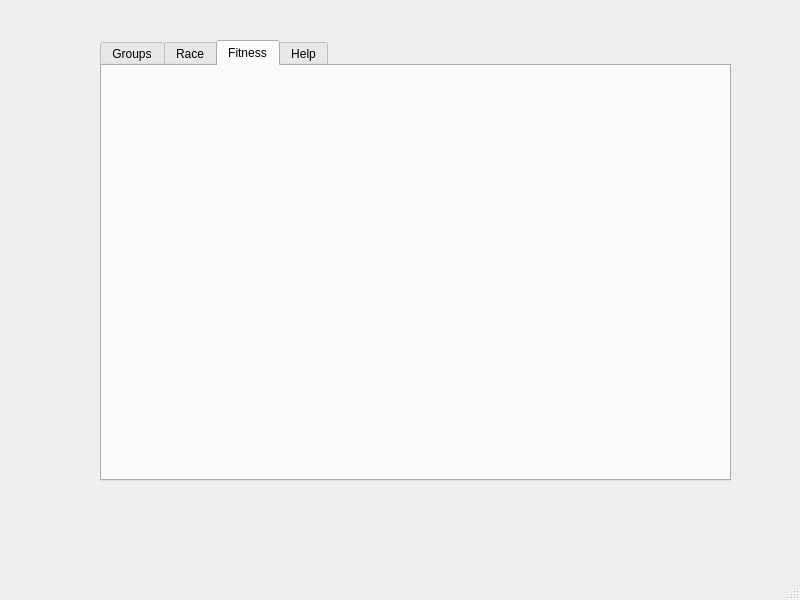
The window that GUI/main.ui (jpvanhal/Social-Sports) describes before a commit, drawn with Qt 5.
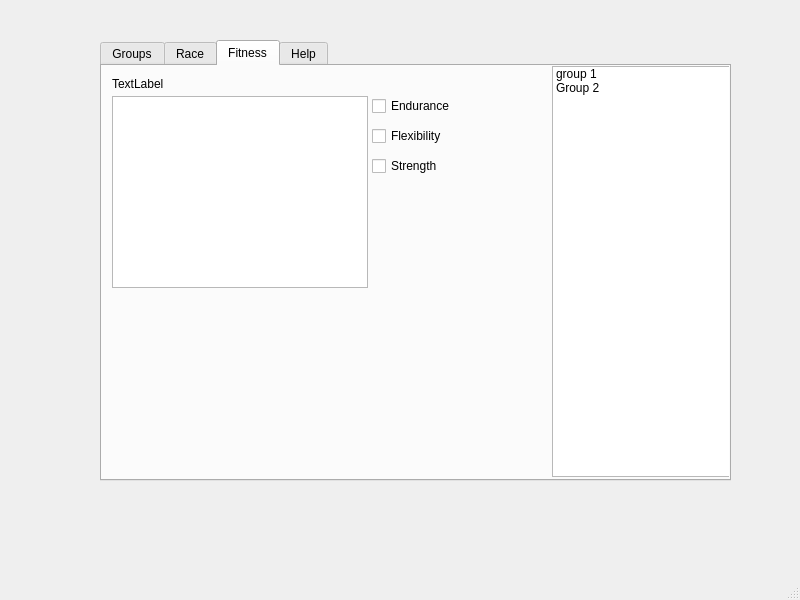
The same window after the commit. The open tabs and pages were chosen to show the change.

Commit message: some boxes added to the fitness tab

```diff
--- a/GUI/main.ui
+++ b/GUI/main.ui
@@ -208,6 +208,91 @@
      <attribute name="title">
       <string>Fitness</string>
      </attribute>
+     <widget class="QGraphicsView" name="graphicsView">
+      <property name="geometry">
+       <rect>
+        <x>10</x>
+        <y>30</y>
+        <width>256</width>
+        <height>192</height>
+       </rect>
+      </property>
+      <property name="interactive">
+       <bool>false</bool>
+      </property>
+     </widget>
+     <widget class="QLabel" name="label_6">
+      <property name="geometry">
+       <rect>
+        <x>10</x>
+        <y>10</y>
+        <width>62</width>
+        <height>16</height>
+       </rect>
+      </property>
+      <property name="text">
+       <string>TextLabel</string>
+      </property>
+     </widget>
+     <widget class="QCheckBox" name="checkBox">
+      <property name="geometry">
+       <rect>
+        <x>270</x>
+        <y>30</y>
+        <width>87</width>
+        <height>20</height>
+       </rect>
+      </property>
+      <property name="text">
+       <string>Endurance</string>
+      </property>
+     </widget>
+     <widget class="QCheckBox" name="checkBox_2">
+      <property name="geometry">
+       <rect>
+        <x>270</x>
+        <y>90</y>
+        <width>87</width>
+        <height>20</height>
+       </rect>
+      </property>
+      <property name="text">
+       <string>Strength</string>
+      </property>
+     </widget>
+     <widget class="QCheckBox" name="checkBox_3">
+      <property name="geometry">
+       <rect>
+        <x>270</x>
+        <y>60</y>
+        <width>87</width>
+        <height>20</height>
+       </rect>
+      </property>
+      <property name="text">
+       <string>Flexibility</string>
+      </property>
+     </widget>
+     <widget class="QListWidget" name="listWidget">
+      <property name="geometry">
+       <rect>
+        <x>450</x>
+        <y>0</y>
+        <width>181</width>
+        <height>411</height>
+       </rect>
+      </property>
+      <item>
+       <property name="text">
+        <string>group 1</string>
+       </property>
+      </item>
+      <item>
+       <property name="text">
+        <string>Group 2</string>
+       </property>
+      </item>
+     </widget>
     </widget>
     <widget class="QWidget" name="tab_4">
      <attribute name="title">
```
Left out of the diff: 5 changed lines with no effect on the pictures.
